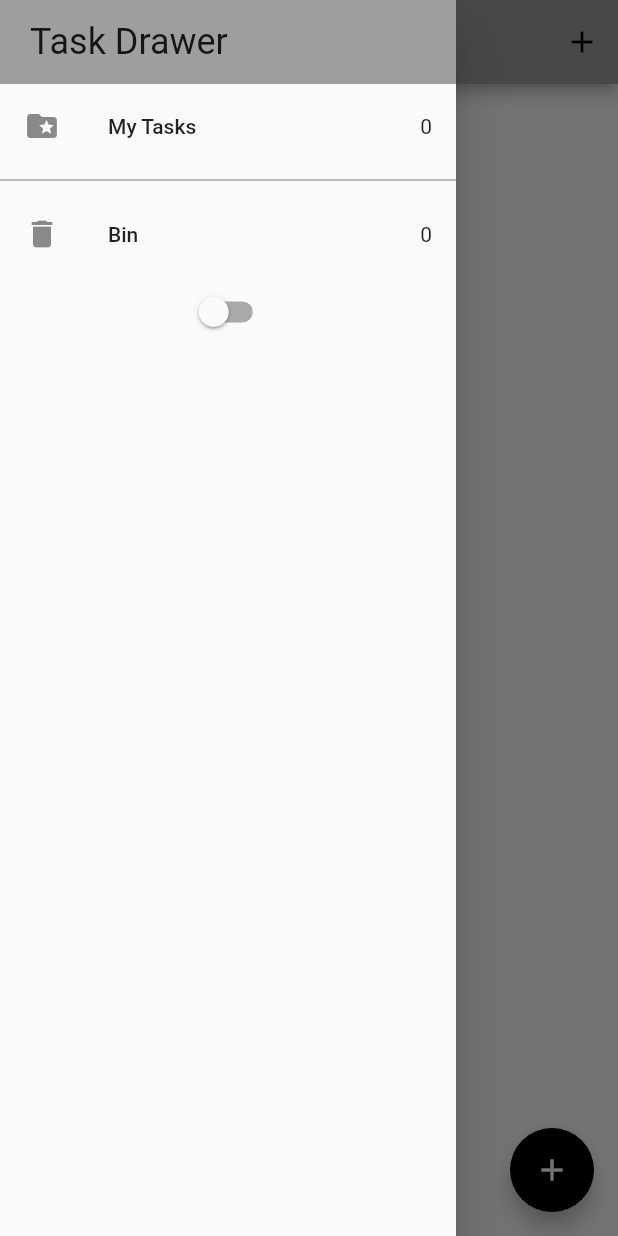
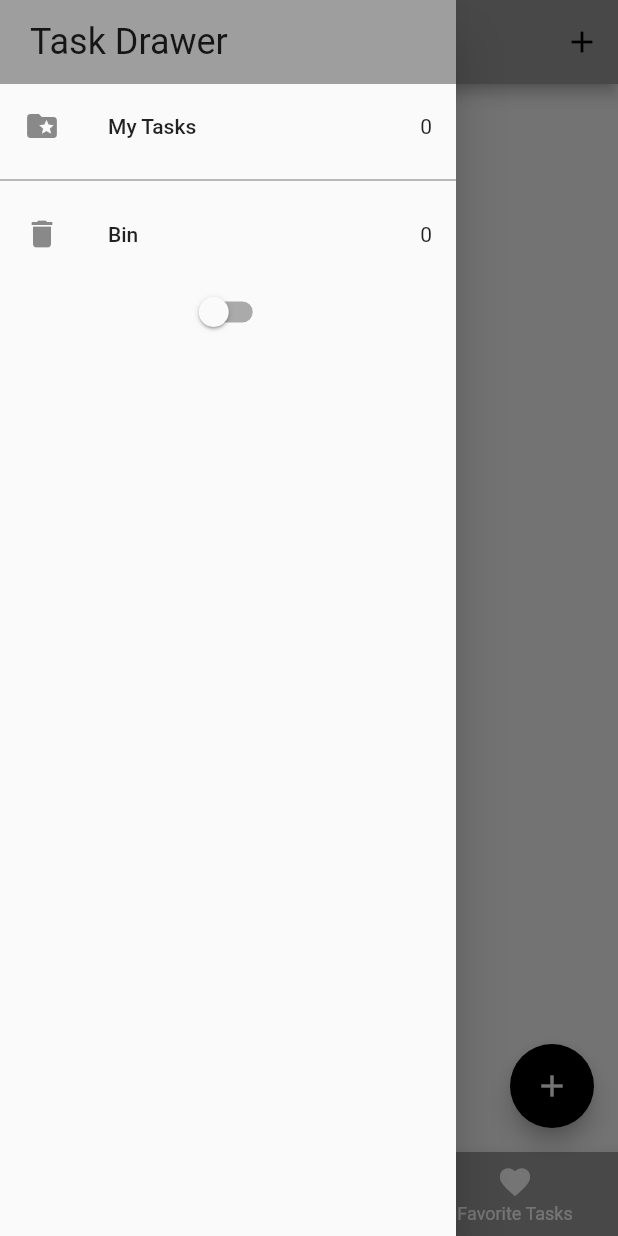
Before and after one commit to xordox/todo_bloc, a Flutter app: the screen it shows after launch, with the side drawer open, on a phone screen of 412 x 824 dp. Run offline on Flutter 3.47's test engine with Material 2 defaults, Android fonts, the phone set to English and light mode, and no system bars; our stand-ins replace bloc, equatable, flutter_bloc, hydrated_bloc.

Commit message:
bottom navigation added

```diff
--- a/lib/main.dart
+++ b/lib/main.dart
@@ -1,6 +1,7 @@
 import 'package:flutter/material.dart';
 import 'package:path_provider/path_provider.dart';
 import 'package:todo_bloc/blocs/task_bloc_observer.dart';
+import 'package:todo_bloc/screens/tabs_screen.dart';
 import 'package:todo_bloc/screens/tasks_screen.dart';
 import 'package:todo_bloc/services/app_router.dart';
 import 'package:todo_bloc/services/app_theme.dart';
@@ -38,7 +39,7 @@ class MyApp extends StatelessWidget {
             theme: state.darkMode?
             AppThemes.appThemeData[AppTheme.darkTheme]
             :AppThemes.appThemeData[AppTheme.lightTheme],
-            home: const TasksScreen(),
+            home: const TabsScreen(),
             onGenerateRoute: appRouter.onGenerateRoute,
           );
         },
--- a/lib/screens/app_drawer.dart
+++ b/lib/screens/app_drawer.dart
@@ -1,5 +1,6 @@
 import 'package:flutter/material.dart';
 import 'package:todo_bloc/blocs/bloc_barrier.dart';
+import 'package:todo_bloc/screens/tabs_screen.dart';
 import 'package:todo_bloc/screens/recycle_bin.dart';
 import 'package:todo_bloc/screens/tasks_screen.dart';
 
@@ -23,7 +24,7 @@ class AppDrawer extends StatelessWidget{
               builder: (context, state) {
                 return GestureDetector(
                   onTap: () => Navigator.of(context)
-                      .pushReplacementNamed(TasksScreen.id),
+                      .pushReplacementNamed(TabsScreen.id),
                   child: ListTile(
                     leading: const Icon(
                       Icons.folder_special,
--- /dev/null
+++ b/lib/screens/tabs_screen.dart
@@ -0,0 +1,53 @@
+import 'package:flutter/material.dart';
+import 'package:todo_bloc/screens/add_task_screen.dart';
+import 'package:todo_bloc/screens/app_drawer.dart';
+import 'package:todo_bloc/screens/tasks_screen.dart';
+
+class TabsScreen extends StatelessWidget {
+  const TabsScreen({ Key? key }) : super(key: key);
+  static const id = 'tabs_screen';
+
+  void _addTask(BuildContext context) {
+    showModalBottomSheet(
+      context: context,
+      builder: (context) => SingleChildScrollView(
+        child: Container(
+          padding:
+              EdgeInsets.only(bottom: MediaQuery.of(context).viewInsets.bottom),
+          child: const AddTaskScreen(),
+        ),
+      ),
+    );
+  }
+
+  @override
+  Widget build(BuildContext context) {
+    return Scaffold(
+      appBar: AppBar(
+        title: const Text("Tabs Screen"),
+        actions: [IconButton(onPressed: () => _addTask(context), icon: Icon(Icons.add))],
+
+      ),
+      drawer: AppDrawer(),
+      body: const TasksScreen(),
+      floatingActionButton: FloatingActionButton(
+            onPressed: () => _addTask(context),
+            tooltip: 'Increment',
+            child: const Icon(Icons.add),
+          ),bottomNavigationBar: BottomNavigationBar(
+            currentIndex: 0,
+            onTap: (index){},
+            items: const[
+            BottomNavigationBarItem(
+              icon: Icon(Icons.list),
+            label: "Pending Tasks",),
+            BottomNavigationBarItem(
+              icon: Icon(Icons.done),
+            label: "Completed Tasks",),
+            BottomNavigationBarItem(
+              icon: Icon(Icons.favorite),
+            label: "Favorite Tasks",),
+          ]),
+    );
+  }
+}
--- a/lib/screens/tasks_screen.dart
+++ b/lib/screens/tasks_screen.dart
@@ -14,32 +14,14 @@ class TasksScreen extends StatefulWidget {
 }
 
 class _TasksScreenState extends State<TasksScreen> {
-  void _addTask(BuildContext context) {
-    showModalBottomSheet(
-      context: context,
-      builder: (context) => SingleChildScrollView(
-        child: Container(
-          padding:
-              EdgeInsets.only(bottom: MediaQuery.of(context).viewInsets.bottom),
-          child: const AddTaskScreen(),
-        ),
-      ),
-    );
-  }
+
 
   @override
   Widget build(BuildContext context) {
     return BlocBuilder<TaskBloc, TaskState>(
       builder: (context, state) {
         List<Task> taskList = state.allTasks;
-        return Scaffold(
-          appBar: AppBar(
-            title: const Text("Task App"),
-            actions: [IconButton(onPressed: () => _addTask(context), icon: Icon(Icons.add))],
-          ),
-          drawer:  AppDrawer(),
-          body: Center(
-            child: Column(
+        return Column(
           mainAxisAlignment: MainAxisAlignment.start,
           children: <Widget>[
              Center(
@@ -47,13 +29,6 @@ class _TasksScreenState extends State<TasksScreen> {
             ),
             TaskList(tasksList: taskList),
           ],
-            ),
-          ),
-          floatingActionButton: FloatingActionButton(
-            onPressed: () => _addTask(context),
-            tooltip: 'Increment',
-            child: const Icon(Icons.add),
-          ),
         );
       },
     );
--- a/lib/services/app_router.dart
+++ b/lib/services/app_router.dart
@@ -1,14 +1,15 @@
 import 'package:flutter/material.dart';
 import 'package:todo_bloc/screens/recycle_bin.dart';
+import 'package:todo_bloc/screens/tabs_screen.dart';
 import 'package:todo_bloc/screens/tasks_screen.dart';
 
 class AppRouter{
   Route? onGenerateRoute(RouteSettings routeSettings){
      switch(routeSettings.name){
       case RecycleBin.id:
-      return MaterialPageRoute(builder: (_) =>RecycleBin(),);
-      case TasksScreen.id:
-      return MaterialPageRoute(builder: (_) => TasksScreen(),);
+      return MaterialPageRoute(builder: (_) =>const RecycleBin(),);
+      case TabsScreen.id:
+      return MaterialPageRoute(builder: (_) => const TabsScreen(),);
       default:
       return null;
      }
```
Lines whose indentation alone changed are shown as unchanged.
